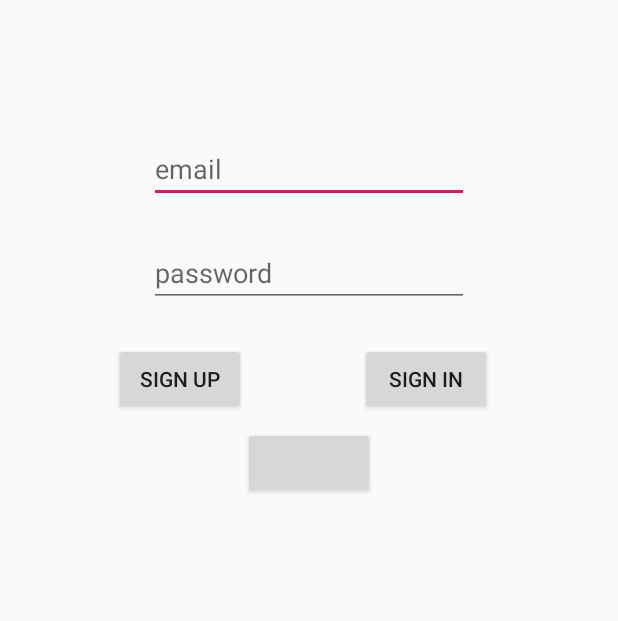
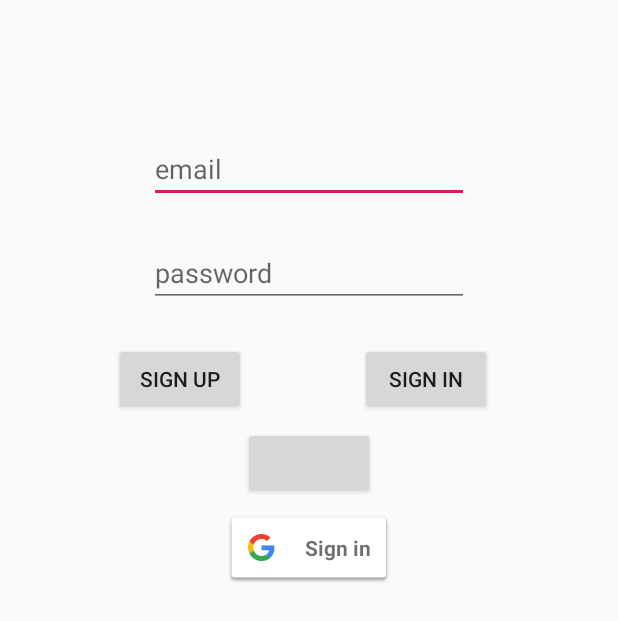
Before and after one commit to harutus22/QuestGame, an Android app: the screen it shows after launch (LoginActivity), on a phone screen of 412 x 824 dp. Shown: the top 621 px of the screen. Run offline under Robolectric (Android 15) with nearby library versions, the phone set to English and light mode, and no system bars; our stand-ins replace Firebase (no records; nobody signed in at launch, a user with empty details on screens opened directly); libraries missing offline, so code that uses them is left out: com.facebook, com.facebook.login; plain views replace LoginButton; 6 statements that could not run were skipped.

Commit message:
Google Sign in added

```diff
--- a/app/build.gradle
+++ b/app/build.gradle
@@ -38,3 +38,4 @@ dependencies {
     androidTestImplementation 'com.android.support.test.espresso:espresso-core:3.0.2'
 }
 apply plugin: 'com.google.gms.google-services'
+apply plugin: 'com.android.application'
--- a/app/src/main/java/com/example/apple/QuestGame/activities/LoginActivity.java
+++ b/app/src/main/java/com/example/apple/QuestGame/activities/LoginActivity.java
@@ -4,6 +4,7 @@ import android.content.Intent;
 import android.os.Bundle;
 import android.support.annotation.NonNull;
 import android.support.v7.app.AppCompatActivity;
+import android.util.Log;
 import android.view.View;
 import android.widget.Button;
 import android.widget.EditText;
@@ -11,78 +12,113 @@ import android.widget.Toast;
 
 
 import com.example.apple.QuestGame.R;
+import com.example.apple.QuestGame.utils.Constants;
 import com.facebook.AccessToken;
 import com.facebook.CallbackManager;
 import com.facebook.FacebookCallback;
 import com.facebook.FacebookException;
 import com.facebook.login.LoginResult;
 import com.facebook.login.widget.LoginButton;
+import com.google.android.gms.auth.api.signin.GoogleSignIn;
+import com.google.android.gms.auth.api.signin.GoogleSignInAccount;
+import com.google.android.gms.auth.api.signin.GoogleSignInClient;
+import com.google.android.gms.auth.api.signin.GoogleSignInOptions;
+import com.google.android.gms.common.SignInButton;
+import com.google.android.gms.common.api.ApiException;
 import com.google.android.gms.tasks.OnCompleteListener;
 import com.google.android.gms.tasks.Task;
 import com.google.firebase.auth.AuthCredential;
 import com.google.firebase.auth.AuthResult;
 import com.google.firebase.auth.FacebookAuthProvider;
 import com.google.firebase.auth.FirebaseAuth;
+import com.google.firebase.auth.GoogleAuthProvider;
 
 public class LoginActivity extends AppCompatActivity {
 
-    private FirebaseAuth mAuth = FirebaseAuth.getInstance();
+    public static final String TAG = "what";
+    private Button mBtnSignIn;
+    private Button mBtnSignUp;
+    private SignInButton mGoogleSignInButton;
+    private LoginButton mFacebookLoginButton;
+
+    private FirebaseAuth mAuth;
     private EditText mEmail;
     private EditText mPassword;
     private CallbackManager mCallbackManager;
     private boolean mIsLoggedIn;
+    private GoogleSignInClient mGoogleSignInClient;
 
     @Override
     protected void onCreate(Bundle savedInstanceState) {
         super.onCreate(savedInstanceState);
         setContentView(R.layout.activity_login);
 
+        mAuth = FirebaseAuth.getInstance();
+
         AccessToken accessToken = AccessToken.getCurrentAccessToken();
         mIsLoggedIn = accessToken != null && !accessToken.isExpired();
 
-        mEmail = findViewById(R.id.email);
-        mPassword = findViewById(R.id.password);
-        final Button btnSignIn = findViewById(R.id.btnSignIn);
-        final Button btnSignUp = findViewById(R.id.btnSignUp);
+        googleSignInConfigure();
+        initButtons();
 
-        if (mAuth.getCurrentUser() != null || mIsLoggedIn) {
+
+        if (mAuth.getCurrentUser() != null || mIsLoggedIn || googleSignInCheck()) {
             logIn();
         }
-        btnSignIn.setOnClickListener(new View.OnClickListener() {
+        mBtnSignIn.setOnClickListener(new View.OnClickListener() {
             @Override
             public void onClick(View v) {
                 signIn();
             }
         });
-        btnSignUp.setOnClickListener(new View.OnClickListener() {
+        mBtnSignUp.setOnClickListener(new View.OnClickListener() {
             @Override
             public void onClick(View v) {
                 signUp();
             }
         });
+        mGoogleSignInButton.setOnClickListener(new View.OnClickListener() {
+            @Override
+            public void onClick(View v) {
+                signInGoogle();
+            }
+        });
         facebookLogin();
+    }
+
+    private boolean googleSignInCheck() {
+        GoogleSignInAccount account = GoogleSignIn.getLastSignedInAccount(this);
+        return account != null;
+    }
+
+    private void signInGoogle(){
+        Intent signInIntent = mGoogleSignInClient.getSignInIntent();
+        startActivityForResult(signInIntent, Constants.GG_SIGN_IN);
+    }
+
+    private void googleSignInConfigure() {
+        GoogleSignInOptions gso = new GoogleSignInOptions.Builder(GoogleSignInOptions.DEFAULT_SIGN_IN)
+                .requestIdToken(getString(R.string.google_id_client))
+                .requestEmail()
+                .build();
+
+        mGoogleSignInClient = GoogleSignIn.getClient(this, gso);
     }
 
     private void facebookLogin() {
 
         mCallbackManager = CallbackManager.Factory.create();
-        LoginButton loginButton = findViewById(R.id.btnFacebookLogin);
-        loginButton.setReadPermissions("email", "public_profile");
-        loginButton.registerCallback(mCallbackManager, new FacebookCallback<LoginResult>() {
+        mFacebookLoginButton.setReadPermissions("email", "public_profile");
+        mFacebookLoginButton.registerCallback(mCallbackManager, new FacebookCallback<LoginResult>() {
             @Override
             public void onSuccess(LoginResult loginResult) {
                 handleFacebookAccessToken(loginResult.getAccessToken());
             }
 
             @Override
-            public void onCancel() {
-
-            }
-
+            public void onCancel() {}
             @Override
-            public void onError(FacebookException error) {
-
-            }
+            public void onError(FacebookException error) {}
         });
     }
 
@@ -128,8 +164,21 @@ public class LoginActivity extends AppCompatActivity {
 
     @Override
     protected void onActivityResult(int requestCode, int resultCode, Intent data) {
+        super.onActivityResult(requestCode, resultCode, data);
+
         mCallbackManager.onActivityResult(requestCode, resultCode, data);
-        super.onActivityResult(requestCode, resultCode, data);
+
+            if (requestCode == Constants.GG_SIGN_IN) {
+                Task<GoogleSignInAccount> task = GoogleSignIn.getSignedInAccountFromIntent(data);
+                try {
+                    GoogleSignInAccount account = task.getResult(ApiException.class);
+                    firebaseAuthWithGoogle(account);
+                } catch (ApiException e) {
+                    Toast.makeText(LoginActivity.this, "Authentication failed3.",
+                            Toast.LENGTH_SHORT).show();
+                    Log.w(TAG, "Google sign in failed", e);
+                }
+        }
     }
 
     private void handleFacebookAccessToken(AccessToken token) {
@@ -157,4 +206,30 @@ public class LoginActivity extends AppCompatActivity {
         return true;
     }
 
+    private void initButtons(){
+        mEmail = findViewById(R.id.email);
+        mPassword = findViewById(R.id.password);
+        mBtnSignIn = findViewById(R.id.btnSignIn);
+        mBtnSignUp = findViewById(R.id.btnSignUp);
+        mGoogleSignInButton = findViewById(R.id.btnGoogleSignIn);
+        mGoogleSignInButton.setSize(SignInButton.SIZE_STANDARD);
+        mFacebookLoginButton = findViewById(R.id.btnFacebookLogin);
+    }
+
+    private void firebaseAuthWithGoogle(GoogleSignInAccount acct) {
+
+        AuthCredential credential = GoogleAuthProvider.getCredential(acct.getIdToken(), null);
+        mAuth.signInWithCredential(credential)
+                .addOnCompleteListener(this, new OnCompleteListener<AuthResult>() {
+                    @Override
+                    public void onComplete(@NonNull Task<AuthResult> task) {
+                        if (task.isSuccessful()) {
+                            logIn();
+                        } else {
+                            Toast.makeText(LoginActivity.this, "Autintification failed 2", Toast.LENGTH_LONG).show();
+                        }
+                    }
+                });
+    }
+
 }
--- a/app/src/main/java/com/example/apple/QuestGame/utils/Constants.java
+++ b/app/src/main/java/com/example/apple/QuestGame/utils/Constants.java
@@ -10,4 +10,5 @@ public class Constants {
     public static final int ENABLE_GPS_CODE = 201;
     public static final int ERROR_DIALOG_REQUEST = 401;
     public static final int IMAGE_REQUEST = 11;
+    public static final int GG_SIGN_IN = 15;
 }
--- a/app/src/main/res/layout/activity_login.xml
+++ b/app/src/main/res/layout/activity_login.xml
@@ -73,4 +73,15 @@
         app:layout_constraintStart_toStartOf="parent"
         app:layout_constraintTop_toBottomOf="@id/btnSignIn" />
 
+    <com.google.android.gms.common.SignInButton
+        android:id="@+id/btnGoogleSignIn"
+        android:layout_width="wrap_content"
+        android:layout_height="wrap_content"
+        app:layout_constraintStart_toStartOf="parent"
+        app:layout_constraintEnd_toEndOf="parent"
+        android:focusable="true"
+        android:clickable="true"
+        android:layout_marginTop="8dp"
+        app:layout_constraintTop_toBottomOf="@id/btnFacebookLogin"/>
+
 </android.support.constraint.ConstraintLayout>
--- a/app/src/main/res/values/strings.xml
+++ b/app/src/main/res/values/strings.xml
@@ -11,7 +11,8 @@
     <string name="password">password</string>
     <string name="email">email</string>
     <string name="title_activity_login">LoginActivity</string>
-    <string name="facebook_app_id">383497312234238</string> <string name="fb_login_protocol_scheme">fb383497312234238</string>
+    <string name="facebook_app_id">383497312234238</string>
+    <string name="fb_login_protocol_scheme">fb383497312234238</string>
 
 
     <string name="quests">Quests</string>
@@ -20,4 +21,5 @@
     <string name="info">Info</string>
     <string name="settings">Settings</string>
     <string name="logout">Logout</string>
+    <string name="google_id_client">649497890121-s12alndenue5dcejutqnm26766ja45u7.apps.googleusercontent.com</string>
 </resources>
```
Also changed, not shown: gradle/wrapper/gradle-wrapper.properties, 2 other files.
